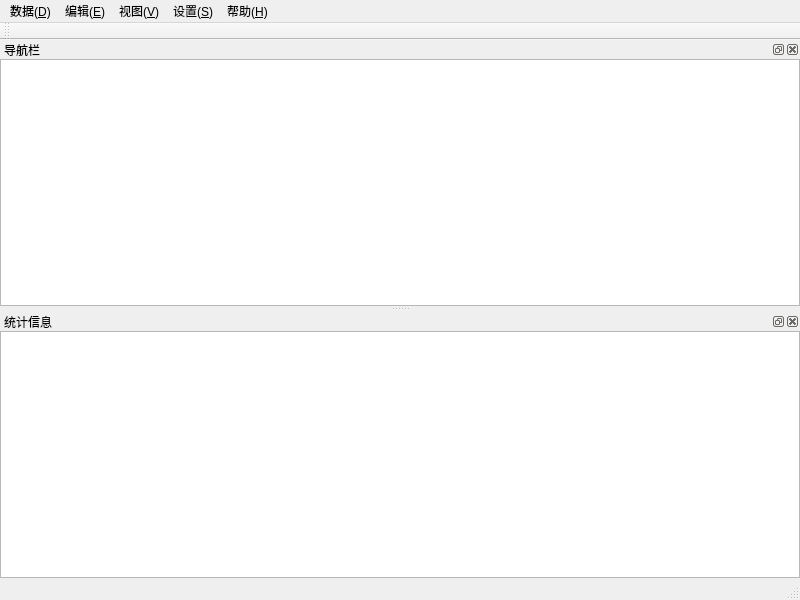
First picture: the form in src/gui/mainwin.ui, repository fyrestone/simple-pms, before the edit.
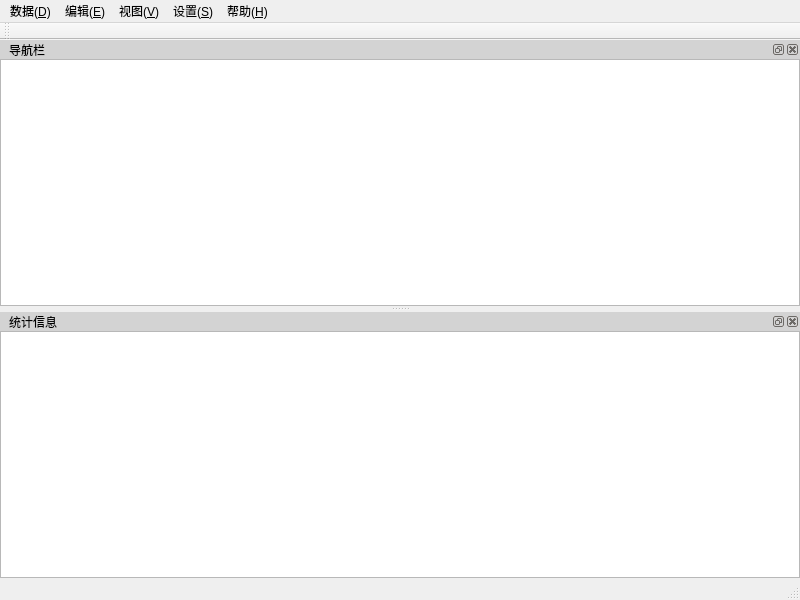
Second picture: the form after the edit. Icons and pictures are not drawn.

Patch:
```diff
--- a/src/gui/mainwin.ui
+++ b/src/gui/mainwin.ui
@@ -106,6 +106,13 @@
      <verstretch>0</verstretch>
     </sizepolicy>
    </property>
+   <property name="styleSheet">
+    <string notr="true"> QDockWidget::title {
+     text-align: left; /* align the text to the left */
+     background: lightgray;
+     padding-left: 5px;
+ }</string>
+   </property>
    <property name="floating">
     <bool>false</bool>
    </property>
@@ -168,6 +175,13 @@
      <verstretch>0</verstretch>
     </sizepolicy>
    </property>
+   <property name="styleSheet">
+    <string notr="true"> QDockWidget::title {
+     text-align: left; /* align the text to the left */
+     background: lightgray;
+     padding-left: 5px;
+ }</string>
+   </property>
    <property name="windowTitle">
     <string>统计信息</string>
    </property>
```
Left out of the diff: 25 changed lines with no effect on the pictures.
